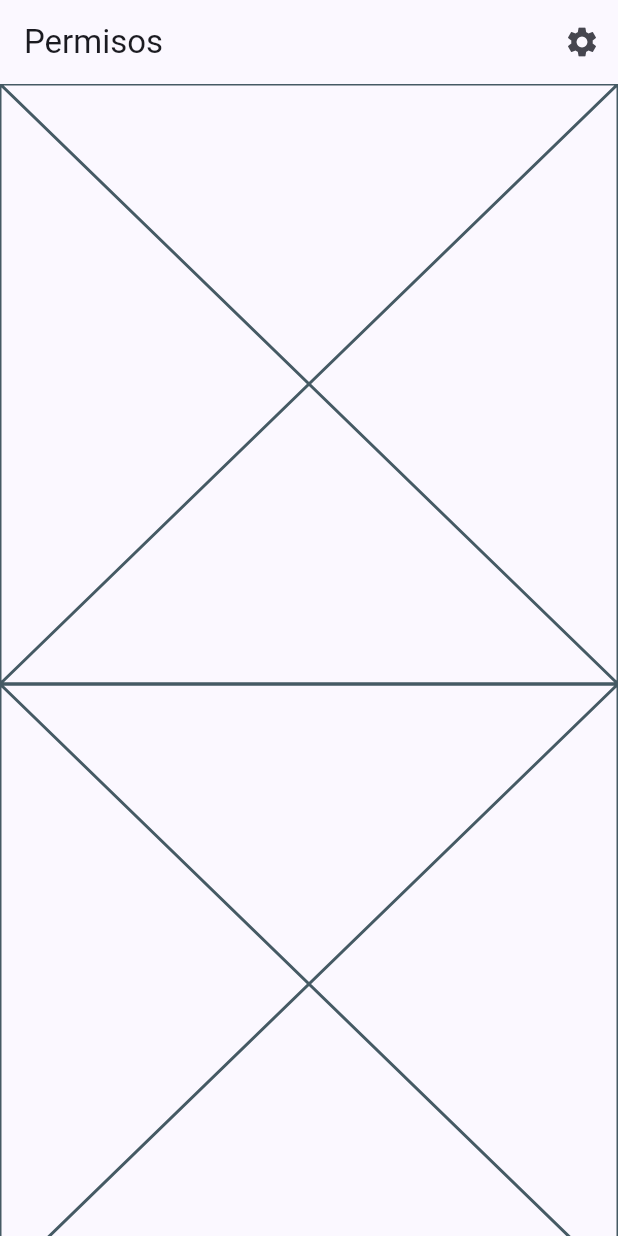
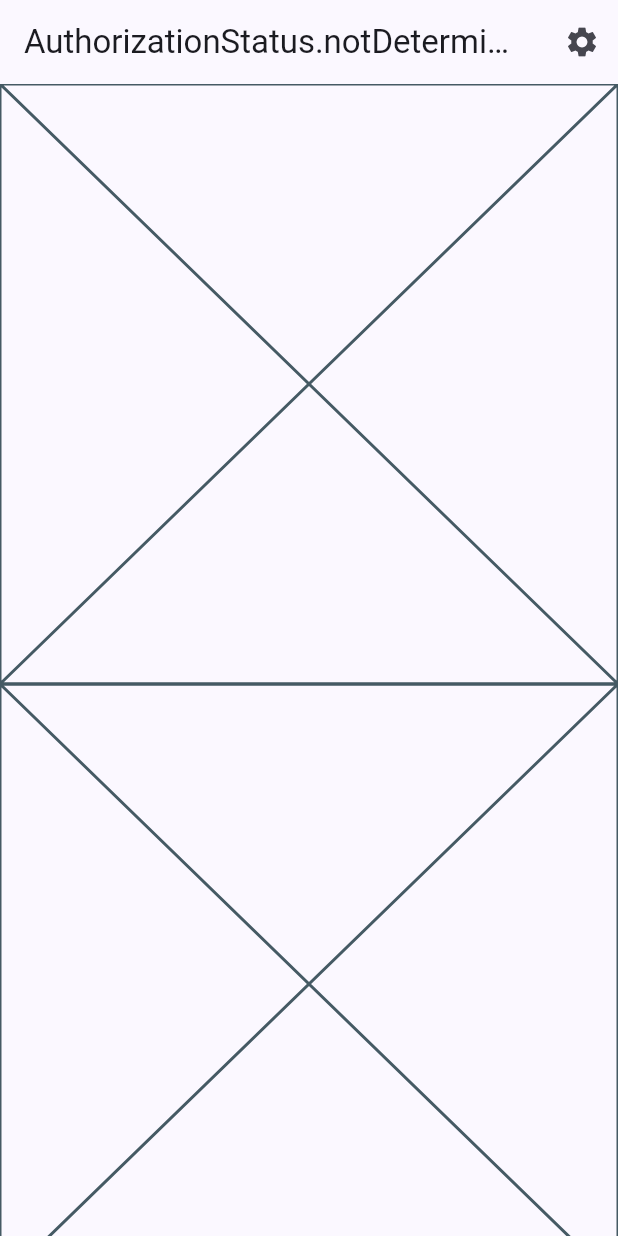
Before and after one commit to JuanMiguelUribe/notifications_push, a Flutter app: the screen it shows after launch, after a tap on the "settings" icon, on a phone screen of 412 x 824 dp. Run offline on Flutter 3.47's test engine with Material 3 defaults, Android fonts, the phone set to English and light mode, and no system bars; our stand-ins replace equatable, firebase_messaging, flutter_bloc, go_router; accounts and stored records are empty.

Commit message:
se lee el bloc para saber el estado de permisos de la aplicacion

```diff
--- a/lib/presentation/screens/home_screen.dart
+++ b/lib/presentation/screens/home_screen.dart
@@ -1,4 +1,6 @@
 import 'package:flutter/material.dart';
+import 'package:flutter_bloc/flutter_bloc.dart';
+import 'package:notifications_app/presentation/blocs/notifications/notifications_bloc.dart';
 
 class HomeScreen extends StatelessWidget {
   const HomeScreen({super.key});
@@ -7,9 +9,17 @@ class HomeScreen extends StatelessWidget {
   Widget build(BuildContext context) {
     return Scaffold(
       appBar: AppBar(
-        title: Text("Permisos"),
+        title: context.select(
+          (NotificationsBloc bloc) =>
+              Text("${bloc.state.status} Notifications"),
+        ),
         actions: [
-          IconButton(onPressed: () {}, icon: const Icon(Icons.settings)),
+          IconButton(
+            onPressed: () {
+              context.read<NotificationsBloc>().requestPermission();
+            },
+            icon: const Icon(Icons.settings),
+          ),
         ],
       ),
       body: HomeView(),
```
